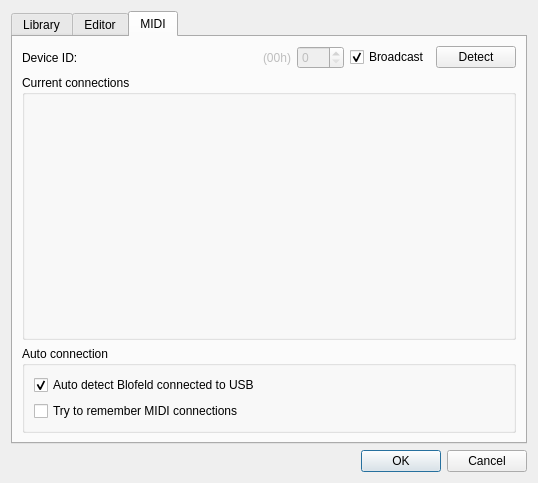
Old version of the form bigglesworth/dialogs/settings.ui in the repository MaurizioB/Bigglesworth.
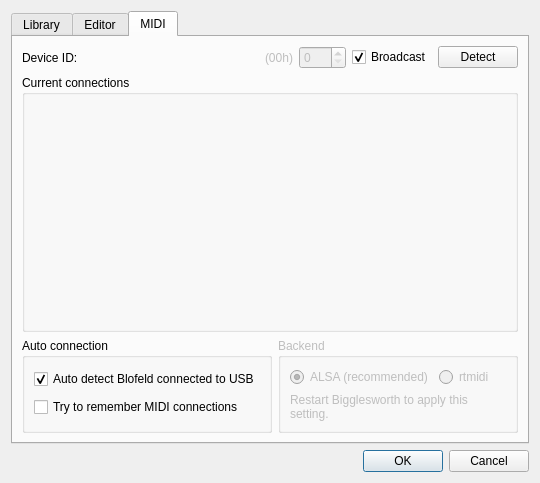
New version of the form.

```diff
--- a/bigglesworth/dialogs/settings.ui
+++ b/bigglesworth/dialogs/settings.ui
@@ -9,8 +9,8 @@
    <rect>
     <x>0</x>
     <y>0</y>
-    <width>533</width>
-    <height>408</height>
+    <width>540</width>
+    <height>413</height>
    </rect>
   </property>
   <property name="windowTitle">
@@ -590,20 +590,6 @@
        <string>MIDI</string>
       </attribute>
       <layout class="QGridLayout" name="gridLayout">
-       <item row="1" column="0">
-        <widget class="QGroupBox" name="midi_groupbox">
-         <property name="sizePolicy">
-          <sizepolicy hsizetype="Preferred" vsizetype="Expanding">
-           <horstretch>0</horstretch>
-           <verstretch>0</verstretch>
-          </sizepolicy>
-         </property>
-         <property name="title">
-          <string>Current connections</string>
-         </property>
-         <layout class="QGridLayout" name="gridLayout_2"/>
-        </widget>
-       </item>
        <item row="2" column="0">
         <widget class="QGroupBox" name="groupBox">
          <property name="title">
@@ -630,7 +616,66 @@
          </layout>
         </widget>
        </item>
+       <item row="2" column="1">
+        <widget class="QGroupBox" name="groupBox_7">
+         <property name="enabled">
+          <bool>false</bool>
+         </property>
+         <property name="title">
+          <string>Backend</string>
+         </property>
+         <layout class="QGridLayout" name="gridLayout_11">
        <item row="0" column="0">
+           <widget class="QRadioButton" name="backend_alsa_radio">
+            <property name="text">
+             <string>ALSA (recommended)</string>
+            </property>
+            <property name="checked">
+             <bool>true</bool>
+            </property>
+            <attribute name="buttonGroup">
+             <string notr="true">midi_backend_group</string>
+            </attribute>
+           </widget>
+          </item>
+          <item row="0" column="1">
+           <widget class="QRadioButton" name="backend_rtmidi_radio">
+            <property name="text">
+             <string>rtmidi</string>
+            </property>
+            <attribute name="buttonGroup">
+             <string notr="true">midi_backend_group</string>
+            </attribute>
+           </widget>
+          </item>
+          <item row="1" column="0" colspan="2">
+           <widget class="QLabel" name="label_6">
+            <property name="text">
+             <string>Restart Bigglesworth to apply this setting.</string>
+            </property>
+            <property name="wordWrap">
+             <bool>true</bool>
+            </property>
+           </widget>
+          </item>
+         </layout>
+        </widget>
+       </item>
+       <item row="1" column="0" colspan="2">
+        <widget class="QGroupBox" name="midi_groupbox">
+         <property name="sizePolicy">
+          <sizepolicy hsizetype="Preferred" vsizetype="Expanding">
+           <horstretch>0</horstretch>
+           <verstretch>0</verstretch>
+          </sizepolicy>
+         </property>
+         <property name="title">
+          <string>Current connections</string>
+         </property>
+         <layout class="QGridLayout" name="gridLayout_2"/>
+        </widget>
+       </item>
+       <item row="0" column="0" colspan="2">
         <layout class="QHBoxLayout" name="horizontalLayout_3">
          <item>
           <widget class="QLabel" name="deviceIDLabel">
```
Left out of the diff: 1 changed line with no effect on the pictures. Lines whose indentation alone changed are shown as unchanged.
